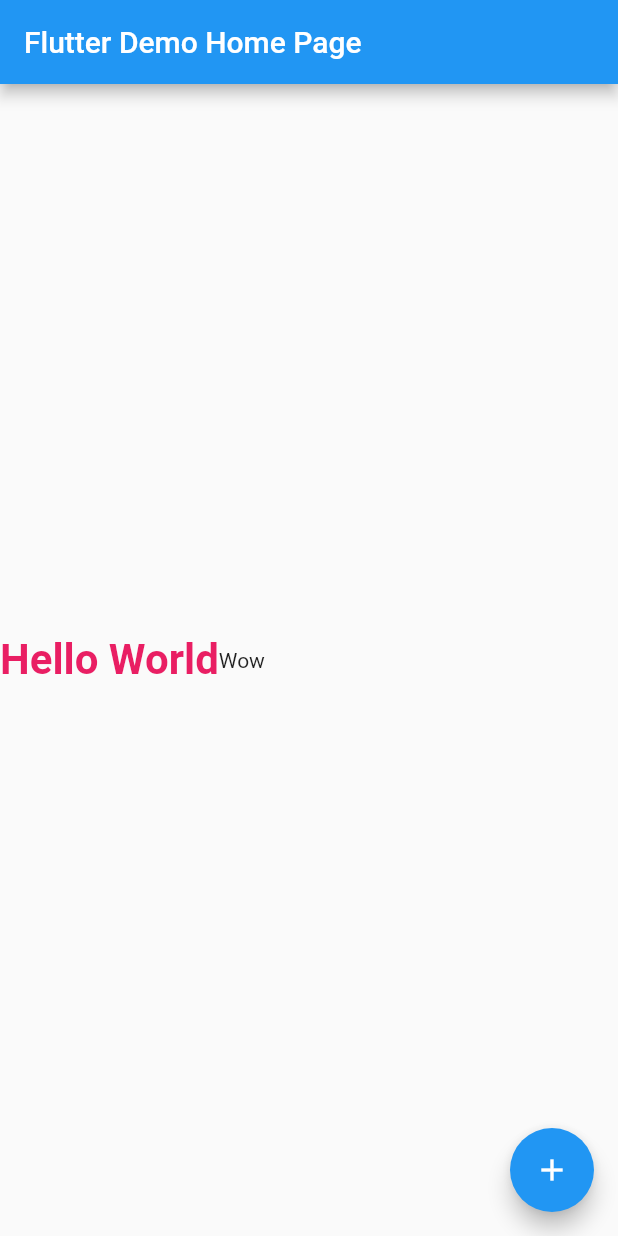
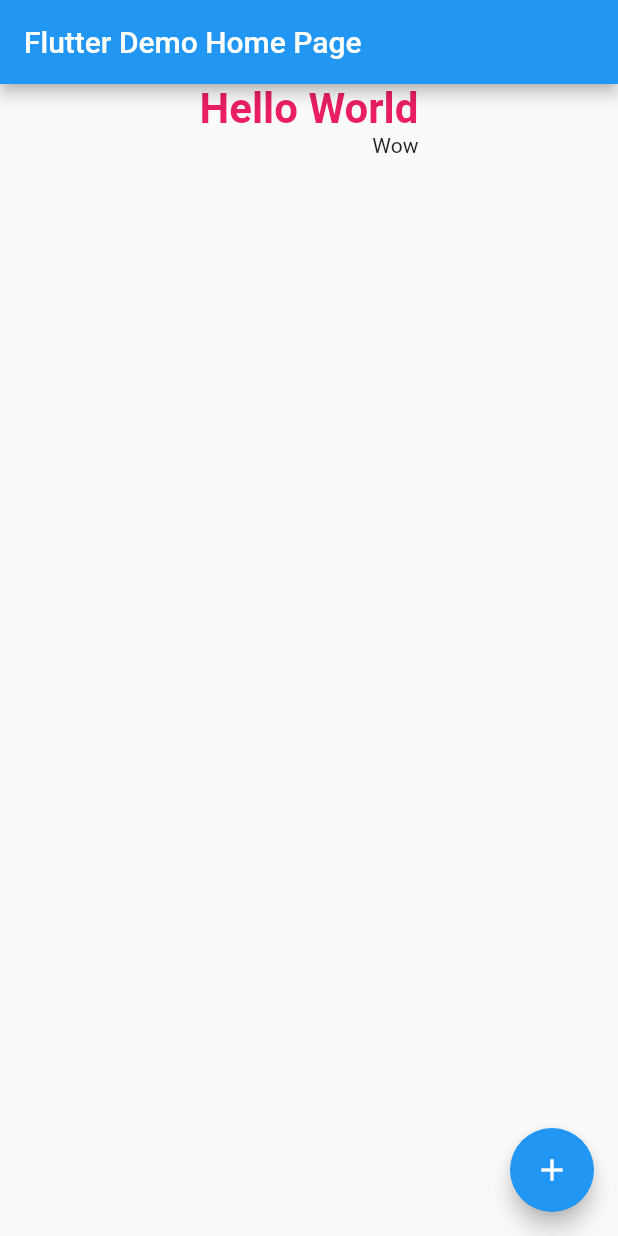
Before and after one commit to arraisi/flutter_app, a Flutter app: the screen it shows after launch, on a phone screen of 412 x 824 dp. Run offline on Flutter 3.47's test engine with Material 2 defaults, Android fonts, the phone set to English and light mode, and no system bars.

Commit message:
Column widget

```diff
--- a/lib/main.dart
+++ b/lib/main.dart
@@ -73,7 +73,8 @@ class _MyHomePageState extends State<MyHomePage> {
       ),
       body: Center(
         child: Container(
-          child: Row(
+          child: Column(
+            crossAxisAlignment: CrossAxisAlignment.end,
             children: <Widget>[
               Text(
                 "Hello World",
```
